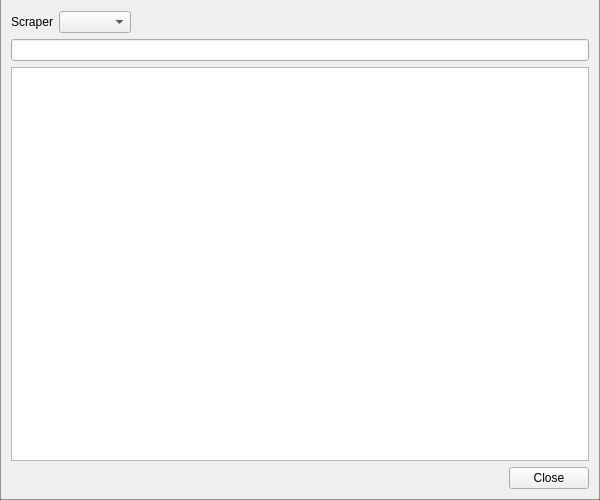
Qt form MovieSearch.ui (Komet/MediaElch) before a commit.
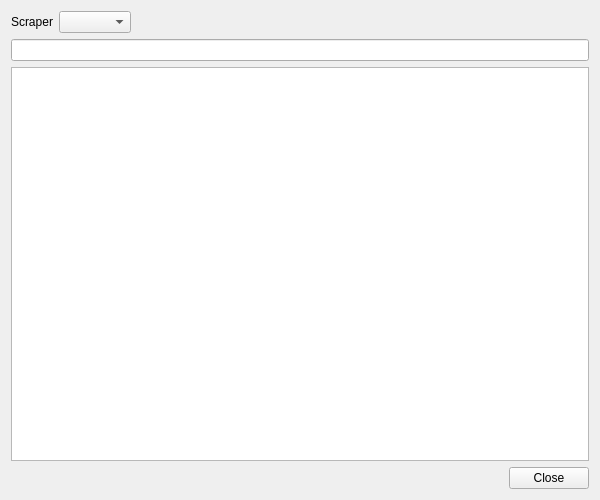
The same form after that commit. Icons and pictures are not drawn. Custom widgets are drawn as their Qt base class.

Commit message: Fixed Dialog Appearance in MS Windows

```diff
--- a/MovieSearch.ui
+++ b/MovieSearch.ui
@@ -19,8 +19,6 @@
   <property name="styleSheet">
    <string notr="true">#MovieSearch {
 	background-image: url(:/img/pattern_dark.png);
-	border: 1px solid rgba(0, 0, 0, 100);
-	border-top: none;
 }</string>
   </property>
   <property name="modal">
```
The commit also changes 3 other files.
